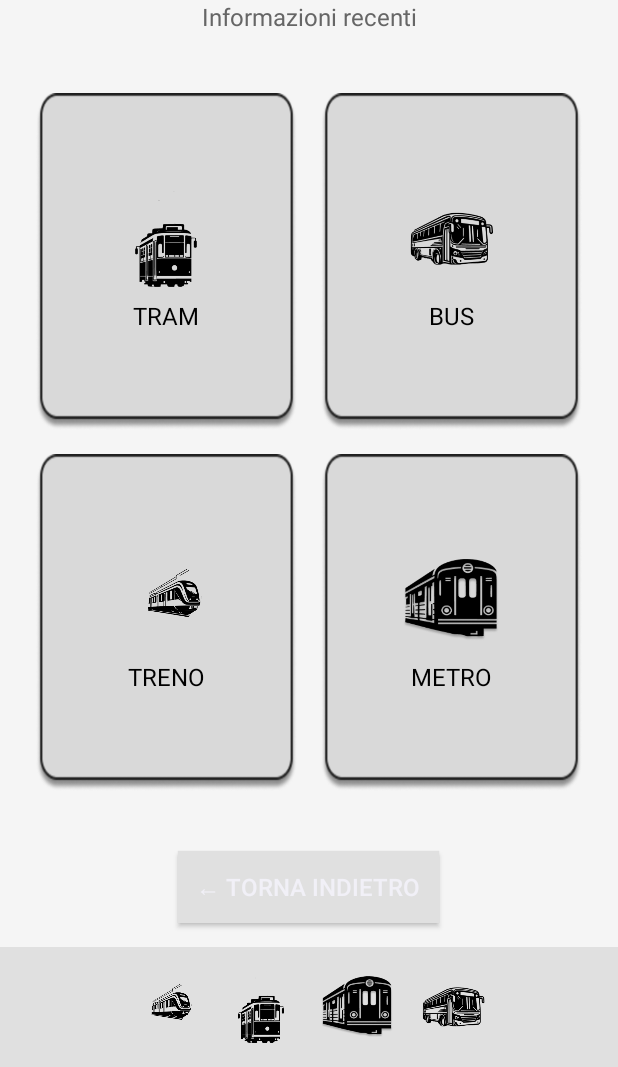
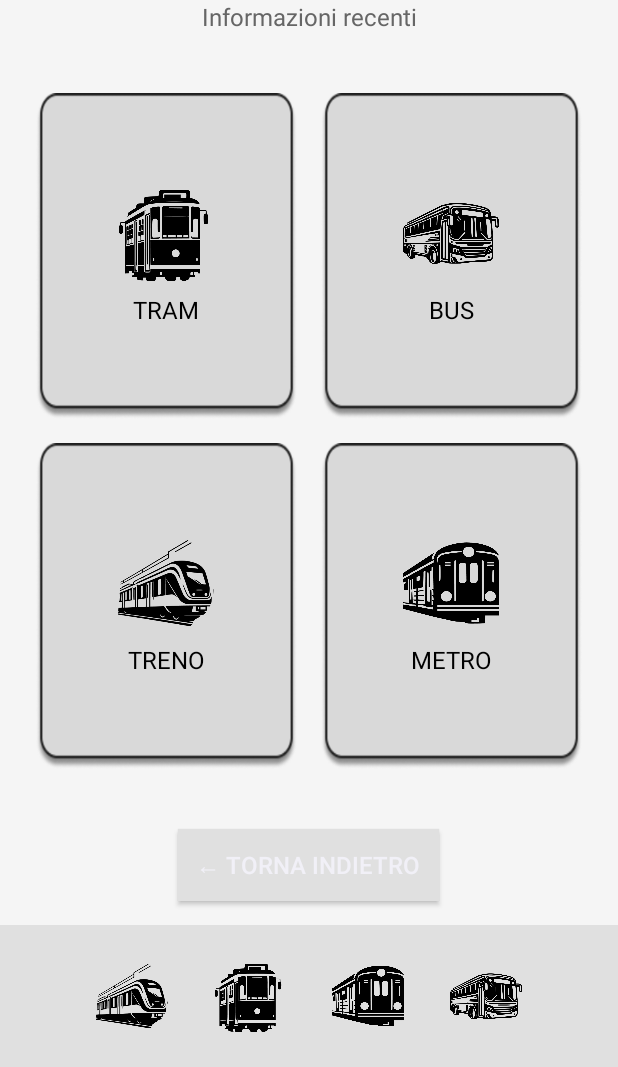
Before and after one commit to RiccardoSilvestri/AtTheMoment, an Android app: the screen it shows after launch (MainActivity), on a phone screen of 412 x 824 dp, the part 169-1236 px from its top. Run offline under Robolectric (Android 15) with nearby library versions, the phone set to English and light mode, and no system bars.

Commit message:
Graphics improved

```diff
--- a/app/src/main/res/layout/activity_main.xml
+++ b/app/src/main/res/layout/activity_main.xml
@@ -183,28 +183,28 @@
             android:id="@+id/navTrain"
             android:layout_width="48dp"
             android:layout_height="48dp"
-            android:layout_margin="8dp"
+            android:layout_margin="15dp"
             android:src="@drawable/ic_train" />
 
         <ImageView
             android:id="@+id/navTram"
             android:layout_width="48dp"
             android:layout_height="48dp"
-            android:layout_margin="8dp"
+            android:layout_margin="15dp"
             android:src="@drawable/ic_tram" />
 
         <ImageView
             android:id="@+id/navMetro"
             android:layout_width="48dp"
             android:layout_height="48dp"
-            android:layout_margin="8dp"
+            android:layout_margin="15dp"
             android:src="@drawable/ic_metro" />
 
         <ImageView
             android:id="@+id/navBus"
             android:layout_width="48dp"
             android:layout_height="48dp"
-            android:layout_margin="8dp"
+            android:layout_margin="15dp"
             android:src="@drawable/ic_bus" />
     </LinearLayout>
 </LinearLayout>
```
Also changed, not shown: app/src/main/res/drawable/ic_bus.png, app/src/main/res/drawable/ic_metro.png, app/src/main/res/drawable/ic_train.png, app/src/main/res/drawable/ic_tram.png.
